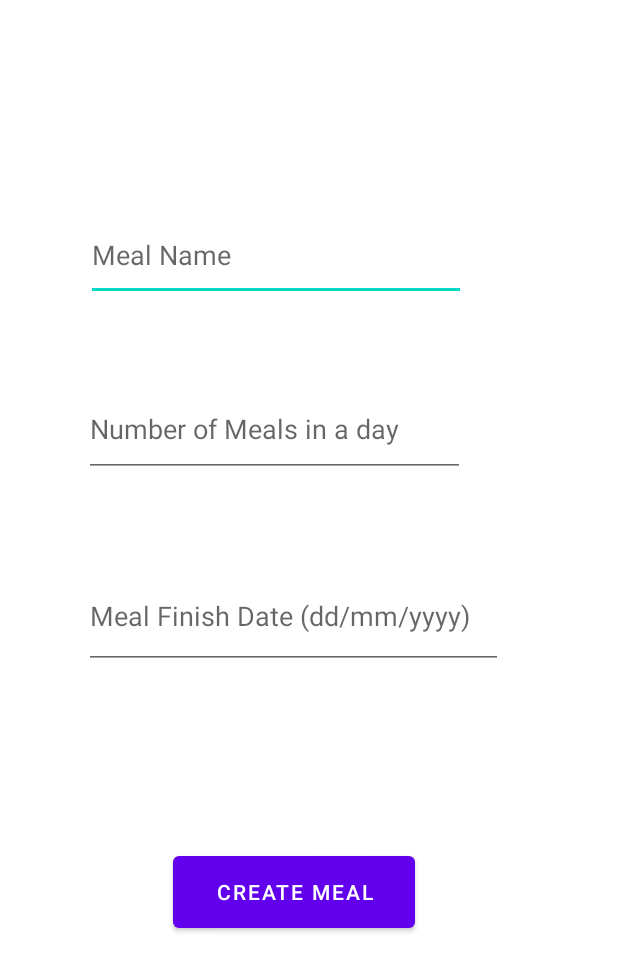
After one commit to Shoumik29/Meal-Manager, an Android app: the createMeal screen opened directly, with no data from a screen before it, on a phone screen of 412 x 824 dp. The commit adds this screen. Shown: the top 971 px of the screen. Run offline under Robolectric (Android 15) with nearby library versions, the phone set to English and light mode, and no system bars; our stand-ins replace Firebase (no records; nobody signed in at launch, a user with empty details on screens opened directly).

Commit message:
create Meal implemented

```diff
--- a/app/src/main/AndroidManifest.xml
+++ b/app/src/main/AndroidManifest.xml
@@ -9,7 +9,11 @@
         android:roundIcon="@mipmap/ic_launcher_round"
         android:supportsRtl="true"
         android:theme="@style/Theme.MealManager">
-        <activity android:name=".searchUsers"></activity>
+        <activity android:name=".myMeal"></activity>
+        <activity android:name=".searchMeal" />
+        <activity android:name=".createMeal" />
+        <activity android:name=".startMeal" />
+        <activity android:name=".searchUsers" />
         <activity android:name=".createAccount" />
         <activity android:name=".statistics" />
         <activity android:name=".profile" />
--- a/app/src/main/java/com/example/mealmanager/createAccount.java
+++ b/app/src/main/java/com/example/mealmanager/createAccount.java
@@ -92,11 +92,11 @@ public class createAccount extends AppCompatActivity {
         String name = ETname.getText().toString().trim();
         String doc = ETemail.getText().toString().trim();
 
-        // Create a new user with a first and last name
         Map<String, Object> user = new HashMap<>();
         user.put("Name", name);
         user.put("Mobile Number", mobileNumber);
         user.put("Institution", institution);
+        user.put("Meal name", null);
 
         // Add a new document with a generated ID
         db.collection("users").document(CurrentUserID)
--- /dev/null
+++ b/app/src/main/java/com/example/mealmanager/createMeal.java
@@ -0,0 +1,130 @@
+package com.example.mealmanager;
+
+import androidx.annotation.NonNull;
+import androidx.appcompat.app.AppCompatActivity;
+
+import android.content.Intent;
+import android.os.Bundle;
+import android.view.View;
+import android.widget.Button;
+import android.widget.EditText;
+import android.widget.Toast;
+
+import com.google.android.gms.tasks.OnCompleteListener;
+import com.google.android.gms.tasks.OnFailureListener;
+import com.google.android.gms.tasks.OnSuccessListener;
+import com.google.android.gms.tasks.Task;
+import com.google.firebase.auth.FirebaseAuth;
+import com.google.firebase.auth.FirebaseUser;
+import com.google.firebase.firestore.DocumentReference;
+import com.google.firebase.firestore.DocumentSnapshot;
+import com.google.firebase.firestore.FirebaseFirestore;
+
+import java.util.HashMap;
+import java.util.Map;
+
+public class createMeal extends AppCompatActivity {
+
+    public EditText mealName, numOfMeals, mealFinishDate;
+    public Button createMeal;
+    public FirebaseFirestore docs;
+    public FirebaseAuth mAuth;
+    public DocumentReference refU, refM;
+    public FirebaseUser user;
+
+    @Override
+    protected void onCreate(Bundle savedInstanceState) {
+        super.onCreate(savedInstanceState);
+        setContentView(R.layout.activity_create_meal);
+
+        docs = FirebaseFirestore.getInstance();
+        mAuth = FirebaseAuth.getInstance();
+        user = mAuth.getCurrentUser();
+
+        mealName = (EditText) findViewById(R.id.eTMealName);
+        numOfMeals = (EditText) findViewById(R.id.eTNumOfMeals);
+        mealFinishDate = (EditText) findViewById(R.id.eTMealFinishDate);
+        createMeal = (Button) findViewById(R.id.button7);
+
+        refU = docs.collection("users").document(user.getUid());
+
+        createMeal.setOnClickListener(new View.OnClickListener() {
+            @Override
+            public void onClick(View v) {
+                storingMealData();
+            }
+        });
+
+    }
+
+
+    private void storingMealData() {
+
+        String meal_name = mealName.getText().toString().trim();
+        String num_of_meals = numOfMeals.getText().toString().trim();
+        String meal_finish_date = mealFinishDate.getText().toString().trim();
+
+        refM = docs.collection("meals").document(meal_name);
+
+        String userId = user.getUid();
+
+        Map<String, Object> meal = new HashMap<>();
+        meal.put("meal name", meal_name);
+        meal.put("number of meals", num_of_meals);
+        meal.put("meal finish date", meal_finish_date);
+        meal.put("manager ID", userId);
+
+        Map<String, Object> UM = getUserData();
+
+        refM.set(meal)
+                .addOnCompleteListener(new OnCompleteListener<Void>() {
+                    @Override
+                    public void onComplete(@NonNull Task<Void> task) {
+                        refU.update("Meal name", meal_name)
+                                .addOnSuccessListener(new OnSuccessListener<Void>() {
+                                    @Override
+                                    public void onSuccess(Void aVoid) {
+                                        refM.collection("Borders").document(userId).set(UM)
+                                                .addOnCompleteListener(new OnCompleteListener<Void>() {
+                                                    @Override
+                                                    public void onComplete(@NonNull Task<Void> task) {
+                                                        Toast.makeText(createMeal.this,"Meal & user data entry done", Toast.LENGTH_SHORT).show();
+                                                    }
+                                                });
+                                    }
+                                })
+                                .addOnFailureListener(new OnFailureListener() {
+                                    @Override
+                                    public void onFailure(@NonNull Exception e) {
+                                        Toast.makeText(createMeal.this,"Meal data entry failed", Toast.LENGTH_SHORT).show();
+                                    }
+                                });
+                    }
+                })
+                .addOnFailureListener(new OnFailureListener() {
+                    @Override
+                    public void onFailure(@NonNull Exception e) {
+                        Toast.makeText(createMeal.this,"Meal data entry failed", Toast.LENGTH_SHORT).show();
+                    }
+                });
+    }
+    public Map<String, Object> getUserData(){
+
+        Map<String, Object> userM = new HashMap<>();
+
+        refU.get()
+                .addOnCompleteListener(new OnCompleteListener<DocumentSnapshot>() {
+                    @Override
+                    public void onComplete(@NonNull Task<DocumentSnapshot> task) {
+                        if (task.isSuccessful()){
+                            DocumentSnapshot d = task.getResult();
+                            userM.put("Border name", d.getString("Name"));
+                            userM.put("Border institution", d.getString("Institution"));
+                        }
+                    }
+                });
+
+        return userM;
+
+    }
+}
--- /dev/null
+++ b/app/src/main/res/layout/activity_create_meal.xml
@@ -0,0 +1,62 @@
+<?xml version="1.0" encoding="utf-8"?>
+<androidx.constraintlayout.widget.ConstraintLayout xmlns:android="http://schemas.android.com/apk/res/android"
+    xmlns:app="http://schemas.android.com/apk/res-auto"
+    xmlns:tools="http://schemas.android.com/tools"
+    android:layout_width="match_parent"
+    android:layout_height="match_parent"
+    tools:context=".createMeal">
+
+    <EditText
+        android:id="@+id/eTMealName"
+        android:layout_width="253dp"
+        android:layout_height="61dp"
+        android:ems="10"
+        android:hint="Meal Name"
+        android:inputType="textPersonName"
+        app:layout_constraintBottom_toBottomOf="parent"
+        app:layout_constraintEnd_toEndOf="parent"
+        app:layout_constraintHorizontal_bias="0.36"
+        app:layout_constraintStart_toStartOf="parent"
+        app:layout_constraintTop_toTopOf="parent"
+        app:layout_constraintVertical_bias="0.183" />
+
+    <EditText
+        android:id="@+id/eTNumOfMeals"
+        android:layout_width="254dp"
+        android:layout_height="64dp"
+        android:ems="10"
+        android:hint="Number of Meals in a day"
+        android:inputType="number"
+        app:layout_constraintBottom_toBottomOf="parent"
+        app:layout_constraintEnd_toEndOf="parent"
+        app:layout_constraintHorizontal_bias="0.356"
+        app:layout_constraintStart_toStartOf="parent"
+        app:layout_constraintTop_toTopOf="parent"
+        app:layout_constraintVertical_bias="0.334" />
+
+    <EditText
+        android:id="@+id/eTMealFinishDate"
+        android:layout_width="279dp"
+        android:layout_height="70dp"
+        android:ems="10"
+        android:hint="Meal Finish Date (dd/mm/yyyy)"
+        android:inputType="date"
+        app:layout_constraintBottom_toBottomOf="parent"
+        app:layout_constraintEnd_toEndOf="parent"
+        app:layout_constraintHorizontal_bias="0.424"
+        app:layout_constraintStart_toStartOf="parent"
+        app:layout_constraintTop_toTopOf="parent"
+        app:layout_constraintVertical_bias="0.499" />
+
+    <Button
+        android:id="@+id/button7"
+        android:layout_width="161dp"
+        android:layout_height="60dp"
+        android:text="Create Meal"
+        app:layout_constraintBottom_toBottomOf="parent"
+        app:layout_constraintEnd_toEndOf="parent"
+        app:layout_constraintHorizontal_bias="0.46"
+        app:layout_constraintStart_toStartOf="parent"
+        app:layout_constraintTop_toTopOf="parent"
+        app:layout_constraintVertical_bias="0.739" />
+</androidx.constraintlayout.widget.ConstraintLayout>
--- a/app/src/main/res/layout/activity_main.xml
+++ b/app/src/main/res/layout/activity_main.xml
@@ -17,6 +17,7 @@
             android:id="@+id/cv6"
             android:layout_width="162dp"
             android:layout_height="154dp"
+            app:cardCornerRadius="5dp"
             app:cardElevation="5dp"
             app:layout_constraintBottom_toBottomOf="parent"
             app:layout_constraintEnd_toEndOf="parent"
@@ -29,13 +30,14 @@
                 android:id="@+id/imageView8"
                 android:layout_width="170dp"
                 android:layout_height="151dp"
-                app:srcCompat="@drawable/search" />
+                app:srcCompat="@drawable/my_meal" />
         </androidx.cardview.widget.CardView>
 
         <androidx.cardview.widget.CardView
             android:id="@+id/cv5"
             android:layout_width="162dp"
             android:layout_height="154dp"
+            app:cardCornerRadius="5dp"
             app:cardElevation="5dp"
             app:layout_constraintBottom_toBottomOf="parent"
             app:layout_constraintEnd_toEndOf="parent"
@@ -55,6 +57,7 @@
             android:id="@+id/cv1"
             android:layout_width="162dp"
             android:layout_height="154dp"
+            app:cardCornerRadius="5dp"
             app:cardElevation="5dp"
             app:layout_constraintBottom_toBottomOf="parent"
             app:layout_constraintEnd_toEndOf="parent"
@@ -74,6 +77,7 @@
             android:id="@+id/cv2"
             android:layout_width="162dp"
             android:layout_height="154dp"
+            app:cardCornerRadius="5dp"
             app:cardElevation="5dp"
             app:layout_constraintBottom_toBottomOf="parent"
             app:layout_constraintEnd_toEndOf="parent"
--- a/app/src/main/res/menu/menu.xml
+++ b/app/src/main/res/menu/menu.xml
@@ -11,6 +11,10 @@
             android:title="@string/profile" />
 
         <item
+            android:id="@+id/item4"
+            android:title="@string/search" />
+
+        <item
             android:id="@+id/item3"
             android:title="@string/log_out" />
 
--- a/app/src/main/res/values/strings.xml
+++ b/app/src/main/res/values/strings.xml
@@ -7,5 +7,7 @@
     <string name="home">Home</string>
     <string name="profile">Profile</string>
     <string name="log_out">Log out</string>
+    <string name="Search" />
+    <string name="search">Search</string>
 
 </resources>
```
Also changed, not shown: app/src/main/java/com/example/mealmanager/MainActivity.java (+15 -8 lines), app/src/main/java/com/example/mealmanager/myMeal.java (added, +14 -0 lines), app/src/main/java/com/example/mealmanager/searchMeal.java (added, +14 -0 lines), app/src/main/java/com/example/mealmanager/startMeal.java (added, +39 -0 lines), app/src/main/res/layout/activity_my_meal.xml (added, +19 -0 lines), app/src/main/res/layout/activity_search_meal.xml (added, +9 -0 lines), app/src/main/res/layout/activity_start_meal.xml (added, +32 -0 lines), app/src/main/res/drawable/my_meal.png (added).
